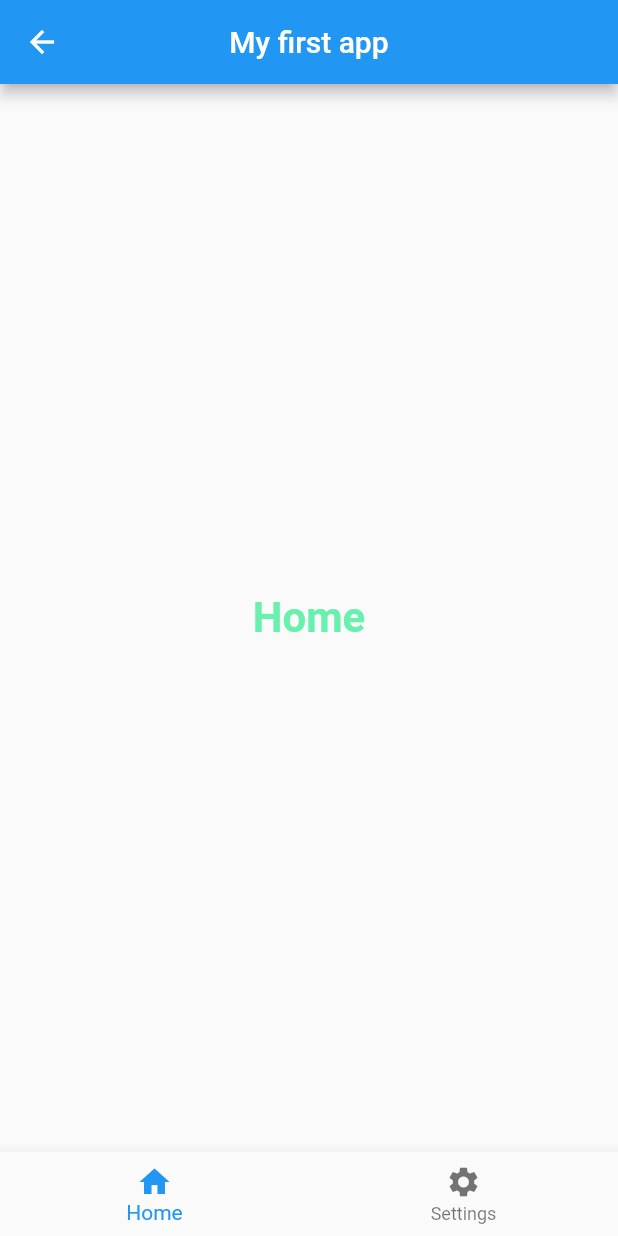
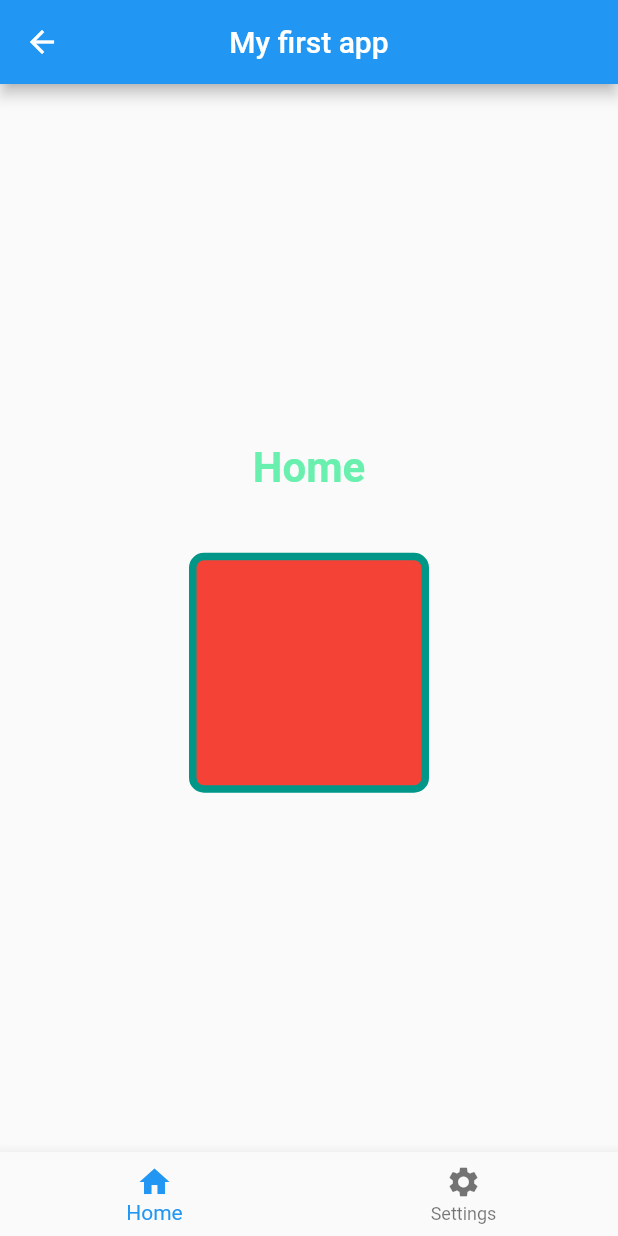
Before and after one commit to Nouuu/Flutter-ESGI-2022, a Flutter app: the screen it shows after launch, on a phone screen of 412 x 824 dp. Run offline on Flutter 3.47's test engine with Material 2 defaults, Android fonts, the phone set to English and light mode, and no system bars.

Commit message:
feat(home): Add container with color change on tap

```diff
--- a/1_first_app/lib/ui/home_screen/home_screen.dart
+++ b/1_first_app/lib/ui/home_screen/home_screen.dart
@@ -1,14 +1,68 @@
 import 'package:flutter/material.dart';
 
-class HomeScreen extends StatelessWidget {
+class HomeScreen extends StatefulWidget {
   const HomeScreen({super.key});
+
+  @override
+  State<HomeScreen> createState() => _HomeScreenState();
+}
+
+class _HomeScreenState extends State<HomeScreen> {
+  static const List<Color> _colors = [
+    Colors.red,
+    Colors.green,
+    Colors.blue,
+    Colors.yellow,
+    Colors.purple,
+    Colors.orange,
+    Colors.pink,
+    Colors.teal,
+    Colors.cyan,
+    Colors.lime,
+    Colors.indigo,
+    Colors.brown,
+    Colors.grey,
+  ];
+
+  int _colorIndex = 0;
+  int _borderColorIndex = (_colors.length / 2).ceil();
+
+  void _onTap() {
+    setState(() {
+      _colorIndex = (_colorIndex + 1) % _colors.length;
+      _borderColorIndex = (_borderColorIndex + 1) % _colors.length;
+    });
+  }
 
   @override
   Widget build(BuildContext context) {
     return Center(
-      child: Text(
-        'Home',
-        style: Theme.of(context).textTheme.headline1,
+      child: Column(
+        mainAxisAlignment: MainAxisAlignment.center,
+        children: [
+          Text(
+            'Home',
+            style: Theme.of(context).textTheme.headline1,
+          ),
+          const SizedBox(
+            height: 40.0,
+          ),
+          GestureDetector(
+            onTap: _onTap,
+            child: Container(
+              width: 160.0,
+              height: 160.0,
+              decoration: BoxDecoration(
+                color: _colors[_colorIndex],
+                border: Border.all(
+                  color: _colors[_borderColorIndex],
+                  width: 5.0,
+                ),
+                borderRadius: BorderRadius.circular(10),
+              ),
+            ),
+          )
+        ],
       ),
     );
   }
```
